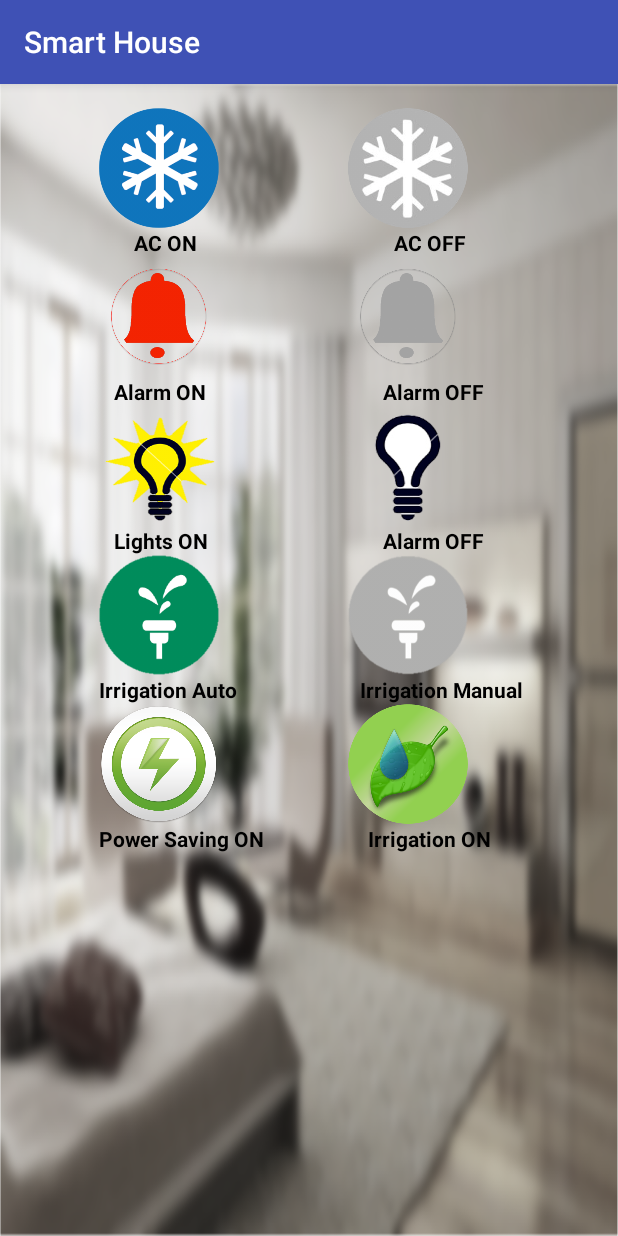
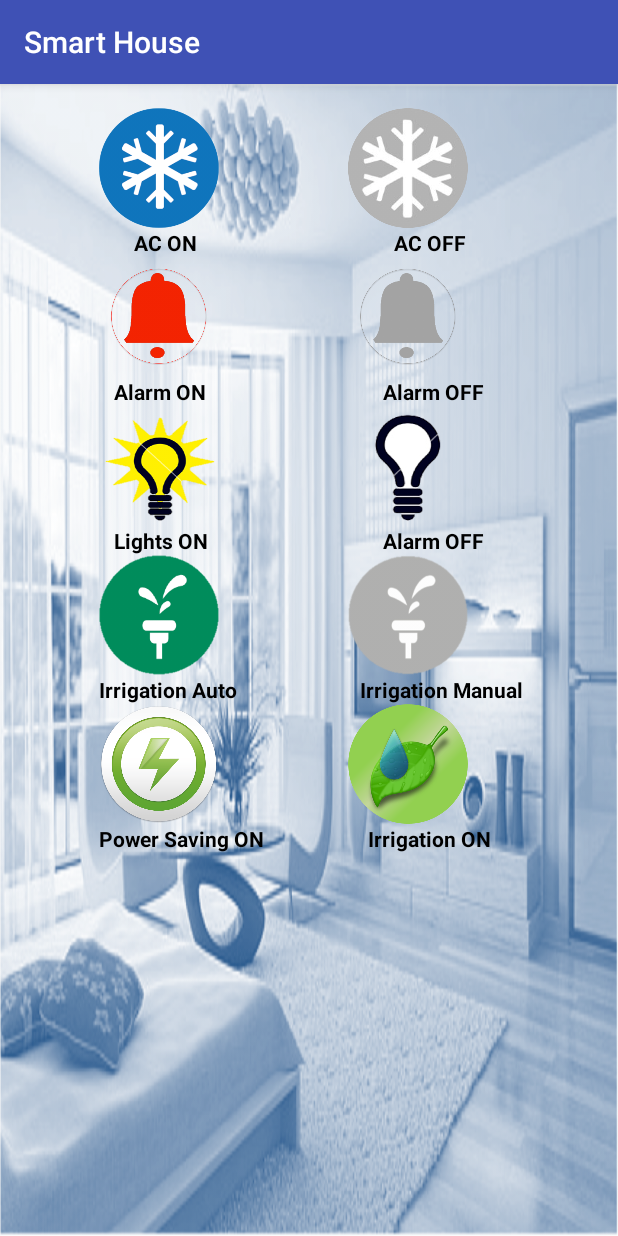
Before and after one commit to Humayed93/SmartHouse, an Android app: the screen it shows after launch (MainActivity), on a phone screen of 412 x 824 dp. Run offline under Robolectric (Android 15) with nearby library versions, the phone set to English and light mode, and no system bars.

Commit message:
Changed background

```diff
--- a/app/src/main/java/com/humayed/waleed/smarthouse/MainActivity.java
+++ b/app/src/main/java/com/humayed/waleed/smarthouse/MainActivity.java
@@ -11,7 +11,7 @@ import android.widget.Toast;
 
 public class MainActivity extends AppCompatActivity {
 
-    final String  txtPhoneNum = "0567123154";
+    final String  txtPhoneNum = "0567123154"; // 0595544545
 
     Button btn_ACON;
     String txtMsg_ACON = "6";
--- a/app/src/main/java/com/humayed/waleed/smarthouse/SmsR.java
+++ b/app/src/main/java/com/humayed/waleed/smarthouse/SmsR.java
@@ -30,6 +30,7 @@ public class SmsR extends BroadcastReceiver {
                     smsMessage[i] = SmsMessage.createFromPdu((byte[]) pdus[i]);
                 }
                 incomingNumber = smsMessage[i].getOriginatingAddress();
+                // 0595544545
                 if (incomingNumber.equals("+966567123154")) {
                     String incomingMsg = smsMessage[i].getMessageBody();
                     displayToast(context, incomingMsg);
--- a/app/src/main/res/layout/activity_main.xml
+++ b/app/src/main/res/layout/activity_main.xml
@@ -8,7 +8,7 @@
     android:paddingLeft="@dimen/activity_horizontal_margin"
     android:paddingRight="@dimen/activity_horizontal_margin"
     android:paddingTop="@dimen/activity_vertical_margin"
-    android:background="@drawable/appbackground"
+    android:background="@drawable/background"
     tools:context="com.humayed.waleed.smarthouse.MainActivity">
 
     <LinearLayout
```
Also changed, not shown: app/src/main/res/drawable/appbackground0.png (renamed from app/src/main/res/drawable/appbackground.png), app/src/main/res/drawable/background.png (added).
